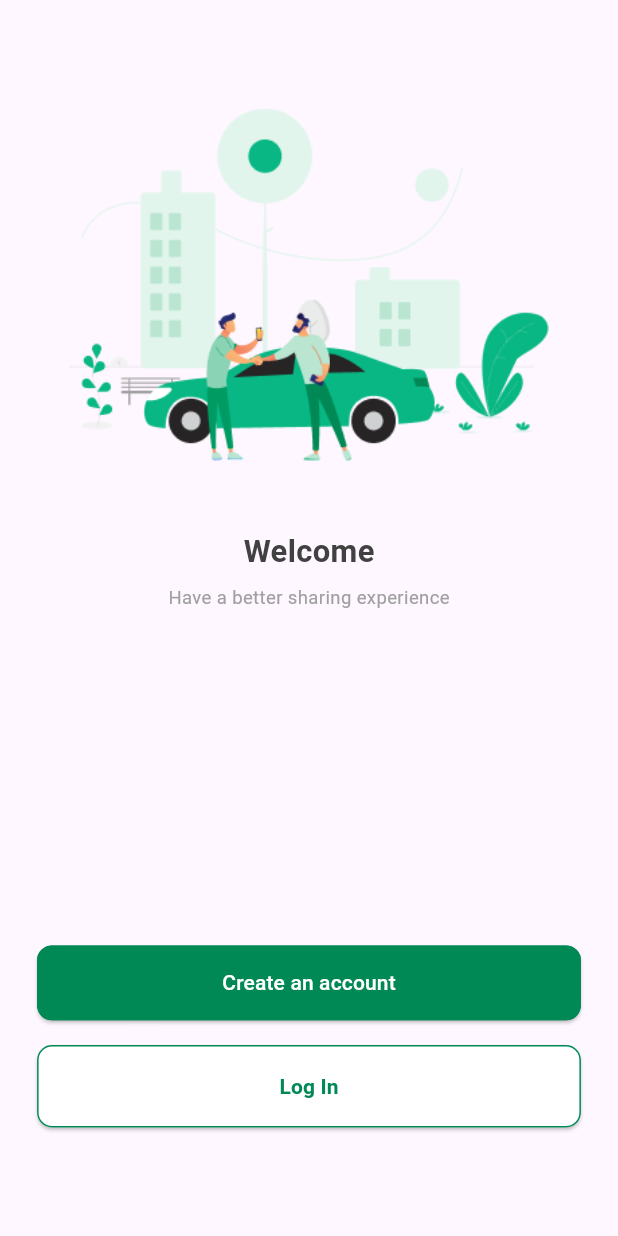
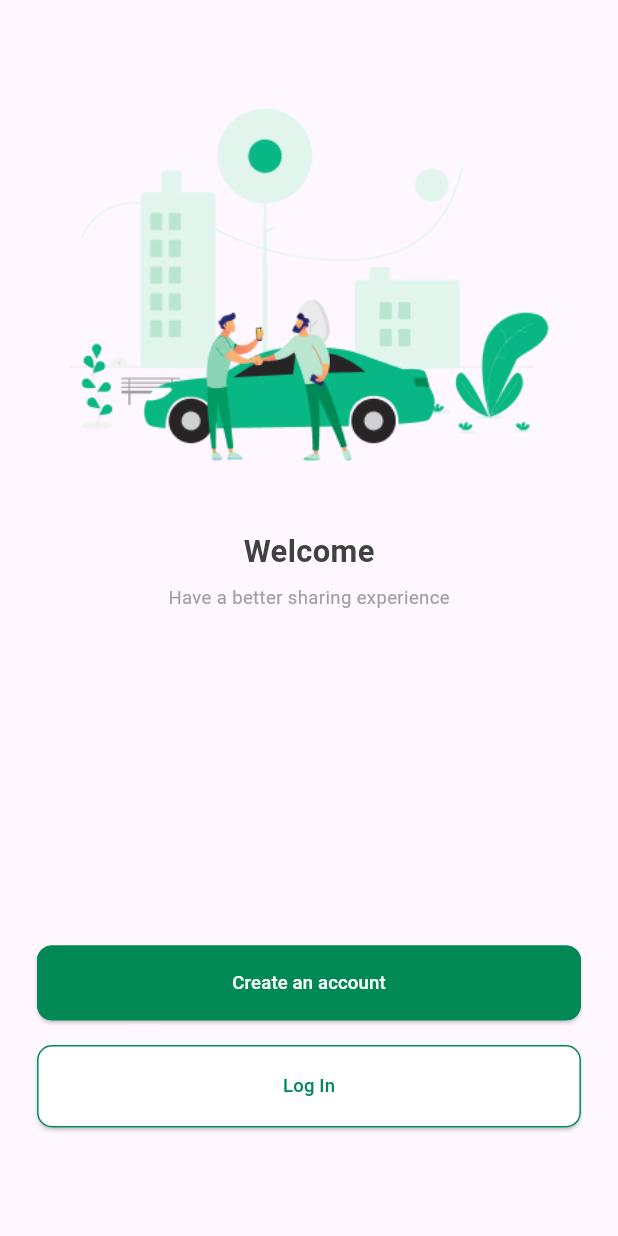
Before and after one commit to ReemAjjawi/notes_appu, a Flutter app: the screen it shows after launch, on a phone screen of 412 x 824 dp. Run offline on Flutter 3.47's test engine with Material 3 defaults, Android fonts, the phone set to English and light mode, and no system bars; our stand-ins replace bloc, dartz, dio, flutter_bloc, flutter_dash, flutter_map and 8 more; accounts and stored records are empty.

Commit message:
update code

```diff
--- a/lib/features/Auth/presentation/view/welcome_screen.dart
+++ b/lib/features/Auth/presentation/view/welcome_screen.dart
@@ -2,14 +2,17 @@ import 'package:flutter/material.dart';
 import 'package:ride_application/core/resources/managers/assets_manager.dart';
 import 'package:ride_application/core/resources/managers/colors_manager.dart';
 import 'package:ride_application/core/resources/managers/strings_manager.dart';
+import 'package:ride_application/core/resources/managers/styles_manager.dart';
 import 'package:ride_application/core/widgets/app_button.dart';
+import 'package:ride_application/core/widgets/app_text_field.dart';
 import 'package:ride_application/main.dart';
 
 class WelcomeScreen extends StatelessWidget {
   @override
   Widget build(BuildContext context) {
+
     return Scaffold(
-      body: isPortrait? Column(
+      body:  Column(
           mainAxisAlignment: MainAxisAlignment.center,
           children: [
             Image.asset(
@@ -20,74 +23,12 @@ class WelcomeScreen extends StatelessWidget {
             SizedBox(height: screenHeight * 0.04),
             Text(
               StringsManager.WELCOME,
-            style: TextStyle(
-              color: ColorManager.headLineColor,
-              fontSize: screenWidth * 0.05,
-              fontWeight: FontWeight.bold,
-            ),
+              style: StylesManager.headLineStyle,
             ),
             SizedBox(height: screenHeight * 0.01),
             Text(
               StringsManager.SUBWELCOME,
-            style: TextStyle(
-              color: ColorManager.subLineColor,
-              fontSize: screenWidth * 0.03,
-            ),
-          ),
-          SizedBox(height: screenHeight * 0.27),
-          Center(
-            child: AppButton(
-              text: StringsManager.CREATEANACCOUNT,
-              onPressed: () {
-                Navigator.pushNamed(
-                          context, '/SignUp');
-
-              },
-              backgroundColor: ColorManager.primaryColor,
-              width: screenWidth * 0.88,
-              height: screenHeight / 16.5,
-              textStyle: TextStyle(color: ColorManager.whiteColor),
-              hasIcon: false,
-            ),
-          ),
-          SizedBox(height: screenHeight * 0.02),
-          AppButton(
-            text: StringsManager.LOGIN,
-            onPressed: (){},
-            backgroundColor: ColorManager.whiteColor,
-            width: screenWidth * 0.88,
-            height: screenHeight / 15,
-            textStyle: TextStyle(
-              color: ColorManager.primaryColor,
-              fontWeight: FontWeight.bold,
-            ),
-            hasIcon: false,
-          ),
-        ],
-      ):
-Row(
-  children: [
-    Image.asset(
-            AssetsManager.welcomeImage,
-            width: screenWidth * 0.8,
-            height: screenHeight * 0.3,
-          ),
-          SizedBox(height: screenHeight * 0.04),
-          Text(
-            StringsManager.WELCOME,
-            style: TextStyle(
-              color: ColorManager.headLineColor,
-              fontSize: screenWidth * 0.05,
-              fontWeight: FontWeight.bold,
-            ),
-          ),
-          SizedBox(height: screenHeight * 0.01),
-          Text(
-            StringsManager.SUBWELCOME,
-            style: TextStyle(
-              color: ColorManager.subLineColor,
-              fontSize: screenWidth * 0.03,
-            ),
+              style: StylesManager.subLineStyle,
             ),
             SizedBox(height: screenHeight * 0.27),
             Center(
@@ -99,7 +40,7 @@ Row(
                 backgroundColor: ColorManager.primaryColor,
                 width: screenWidth * 0.88,
                 height: screenHeight / 16.5,
-              textStyle: TextStyle(color: ColorManager.whiteColor),
+                textStyle: StylesManager.greenButtonStyle,
               hasIcon: false,
               ),
             ),
@@ -110,15 +51,13 @@ Row(
               backgroundColor: ColorManager.whiteColor,
               width: screenWidth * 0.88,
               height: screenHeight / 15,
-            textStyle: TextStyle(
-
-              color: ColorManager.primaryColor,
-              fontWeight: FontWeight.bold,
-            ),
+              textStyle:StylesManager.whiteButtonStyle,
             hasIcon: false,
             ),
+
           ],
-)
+        ),
+
     );
   }
 }
```
Also changed, not shown: pubspec.lock. Lines whose indentation alone changed are shown as unchanged.
